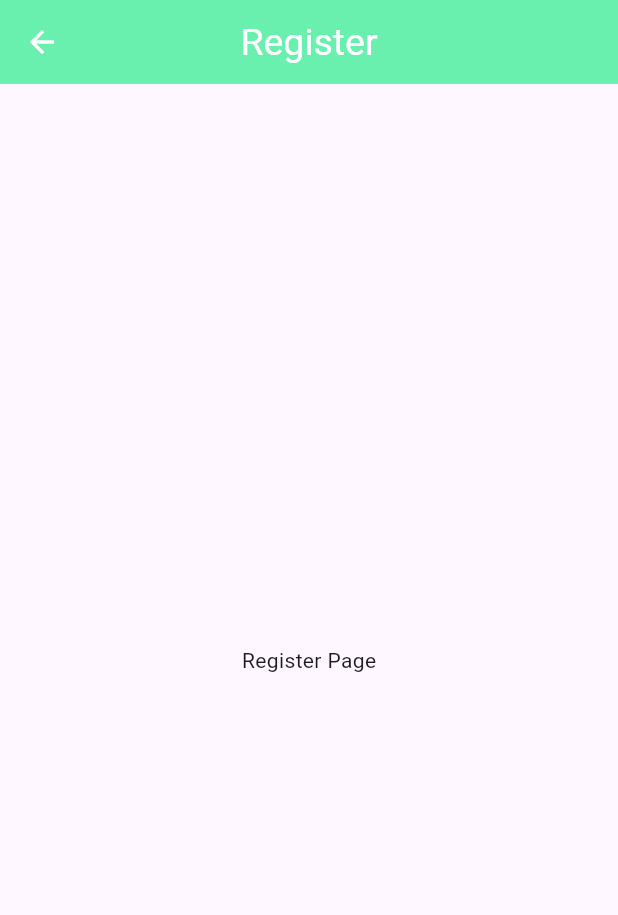
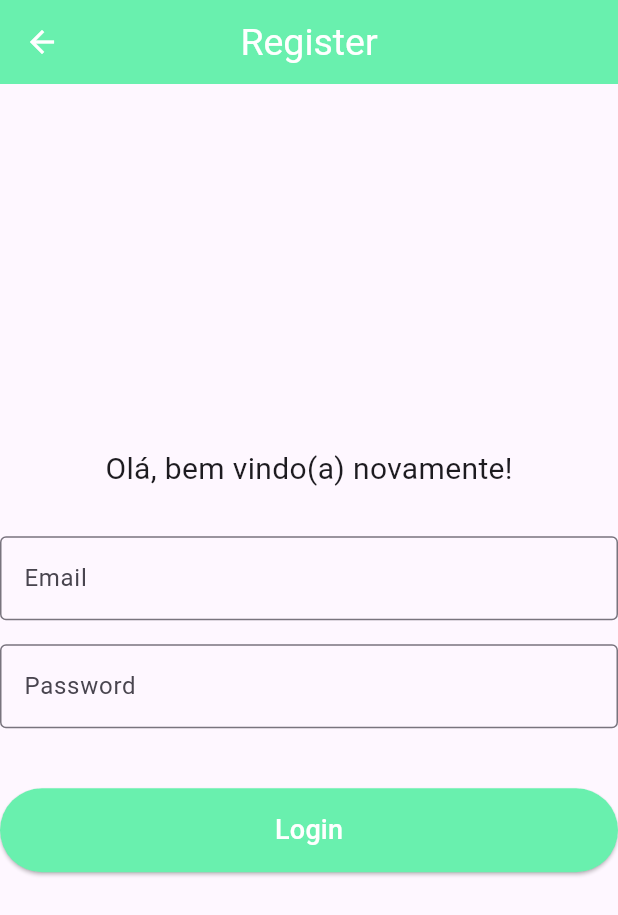
Before and after one commit to mablds/where2play, a Flutter app: the RegisterPage screen opened by its route, on a phone screen of 412 x 824 dp. Shown: the top 915 px of the screen. Run offline on Flutter 3.47's test engine with Material 2 defaults, Android fonts, the phone set to English and light mode, and no system bars; our stand-ins replace bloc, equatable, firebase_auth, firebase_core, flutter_bloc; accounts and stored records are empty; generated files the repository leaves out were written again.

Commit message:
feat: add register feature

```diff
--- /dev/null
+++ b/lib/features/register/data/data_sources/register_data_source.dart
@@ -0,0 +1,6 @@
+abstract class RegisterDataSource {
+  Future<void> register({
+    required String email,
+    required String password,
+  });
+}
--- /dev/null
+++ b/lib/features/register/data/data_sources/register_data_source_impl.dart
@@ -0,0 +1,19 @@
+import 'package:firebase_auth/firebase_auth.dart';
+import 'package:where2play/features/register/data/data_sources/register_data_source.dart';
+
+class RegisterDataSourceImpl implements RegisterDataSource {
+  @override
+  Future<void> register({
+    required String email,
+    required String password,
+  }) async {
+    try {
+      await FirebaseAuth.instance
+          .createUserWithEmailAndPassword(email: email, password: password);
+    } on FirebaseAuthException catch (e) {
+      throw FirebaseAuthException(code: e.code);
+    } catch (e) {
+      throw Exception(e);
+    }
+  }
+}
--- /dev/null
+++ b/lib/features/register/data/repositories/register_repository_impl.dart
@@ -0,0 +1,17 @@
+import 'package:where2play/features/register/domain/register_repository.dart';
+
+import '../data_sources/register_data_source.dart';
+
+class RegisterRepositoryImpl implements RegisterRepository {
+  const RegisterRepositoryImpl({required this.registerDataSource});
+
+  final RegisterDataSource registerDataSource;
+
+  @override
+  Future<void> register({
+    required String email,
+    required String password,
+  }) async {
+    await registerDataSource.register(email: email, password: password);
+  }
+}
--- /dev/null
+++ b/lib/features/register/domain/register_repository.dart
@@ -0,0 +1,6 @@
+abstract class RegisterRepository {
+  Future<void> register({
+    required String email,
+    required String password,
+  });
+}
--- /dev/null
+++ b/lib/features/register/presentation/cubit/register_cubit.dart
@@ -0,0 +1,43 @@
+import 'package:bloc/bloc.dart';
+import 'package:firebase_auth/firebase_auth.dart';
+import 'package:where2play/features/register/domain/register_repository.dart';
+
+import 'register_state.dart';
+
+const weakPasswordError = 'Considere aumentar a força de sua senha';
+const emailInUseError = 'E-mail já cadastrado';
+const _generalError =
+    'Estamos com problema no momento, tente novamente mais tarde';
+
+class RegisterCubit extends Cubit<RegisterState> {
+  RegisterCubit({
+    RegisterState? initialState,
+    required this.registerRepository,
+  }) : super(initialState ?? const RegisterState());
+
+  final RegisterRepository registerRepository;
+
+  Future<void> login({
+    required String email,
+    required String password,
+  }) async {
+    try {
+      emit(state.copyWith(status: RegisterStatus.loading));
+
+      await registerRepository.register(email: email, password: password);
+
+      emit(state.copyWith(status: RegisterStatus.success));
+    } on FirebaseAuthException catch (_) {
+      emit(
+        state.copyWith(
+          status: RegisterStatus.error,
+          errorMessage: _generalError,
+        ),
+      );
+    }
+  }
+
+  void resetLoginPageStatus() {
+    return emit(state.copyWith(status: RegisterStatus.initial));
+  }
+}
--- /dev/null
+++ b/lib/features/register/presentation/cubit/register_state.dart
@@ -0,0 +1,26 @@
+import 'package:equatable/equatable.dart';
+
+enum RegisterStatus { initial, loading, error, success }
+
+class RegisterState extends Equatable {
+  const RegisterState({
+    this.status = RegisterStatus.initial,
+    this.errorMessage,
+  });
+
+  final RegisterStatus status;
+  final String? errorMessage;
+
+  RegisterState copyWith({
+    RegisterStatus? status,
+    String? errorMessage,
+  }) {
+    return RegisterState(
+      status: status ?? this.status,
+      errorMessage: errorMessage ?? this.errorMessage,
+    );
+  }
+
+  @override
+  List<Object?> get props => <Object?>[status, errorMessage];
+}
--- a/lib/features/register/presentation/screens/register.dart
+++ b/lib/features/register/presentation/screens/register.dart
@@ -1,14 +1,70 @@
 import 'package:flutter/material.dart';
+import 'package:flutter_bloc/flutter_bloc.dart';
+
+import '../cubit/register_cubit.dart';
 
 class RegisterPage extends StatelessWidget {
   const RegisterPage({super.key});
 
   @override
   Widget build(BuildContext context) {
+    final cubit = context.read<RegisterCubit>();
+
+    final TextEditingController emailController = TextEditingController();
+    final TextEditingController passwordController = TextEditingController();
+
     return Scaffold(
       appBar: AppBar(title: const Text('Register')),
-      body: const Center(
-        child: Text('Register Page'),
+      body: Column(
+        mainAxisAlignment: MainAxisAlignment.center,
+        crossAxisAlignment: CrossAxisAlignment.stretch,
+        children: [
+          const Center(
+            child: Text(
+              'Olá, bem vindo(a) novamente!',
+              style: TextStyle(fontSize: 20),
+            ),
+          ),
+          const SizedBox(height: 30),
+          TextField(
+            controller: emailController,
+            decoration: const InputDecoration(
+              labelText: 'Email',
+              border: OutlineInputBorder(),
+            ),
+          ),
+          const SizedBox(height: 16),
+          TextField(
+            controller: passwordController,
+            obscureText: true,
+            decoration: const InputDecoration(
+              labelText: 'Password',
+              border: OutlineInputBorder(),
+            ),
+          ),
+          const SizedBox(height: 40),
+          ElevatedButton(
+            style: ElevatedButton.styleFrom(
+              backgroundColor: Colors.greenAccent,
+              padding: const EdgeInsets.symmetric(vertical: 15),
+            ),
+            child: const Text(
+              'Login',
+              style: TextStyle(
+                color: Colors.white,
+                fontSize: 18,
+                decoration: TextDecoration.none,
+                fontStyle: FontStyle.normal,
+              ),
+            ),
+            onPressed: () async {
+              await cubit.login(
+                email: emailController.text,
+                password: passwordController.text,
+              );
+            },
+          ),
+        ],
       ),
     );
   }
--- a/lib/infra/routes.dart
+++ b/lib/infra/routes.dart
@@ -1,5 +1,7 @@
 import 'package:flutter/material.dart';
 import 'package:flutter_bloc/flutter_bloc.dart';
+import 'package:where2play/features/register/data/data_sources/register_data_source_impl.dart';
+import 'package:where2play/features/register/data/repositories/register_repository_impl.dart';
 
 import '../features/home/presentation/screens/home.dart';
 import '../features/login/data/data_sources/login_data_source_impl.dart';
@@ -7,6 +9,7 @@ import '../features/login/data/repositories/login_repository_impl.dart';
 import '../features/login/presentation/cubit/login_cubit.dart';
 import '../features/login/presentation/screens/login.dart';
 import '../features/onboarding/presentation/screens/onboarding.dart';
+import '../features/register/presentation/cubit/register_cubit.dart';
 import '../features/register/presentation/screens/register.dart';
 
 class AppRoutes {
@@ -29,7 +32,14 @@ class AppRoutes {
         );
       case register:
         return MaterialPageRoute(
-          builder: (context) => const RegisterPage(),
+          builder: (context) => BlocProvider(
+            create: (_) => RegisterCubit(
+              registerRepository: RegisterRepositoryImpl(
+                registerDataSource: RegisterDataSourceImpl(),
+              ),
+            ),
+            child: const RegisterPage(),
+          ),
         );
       case home:
         return MaterialPageRoute(
```
Also changed, not shown: lib/features/login/presentation/cubit/login_cubit.dart (+12 -6 lines).
